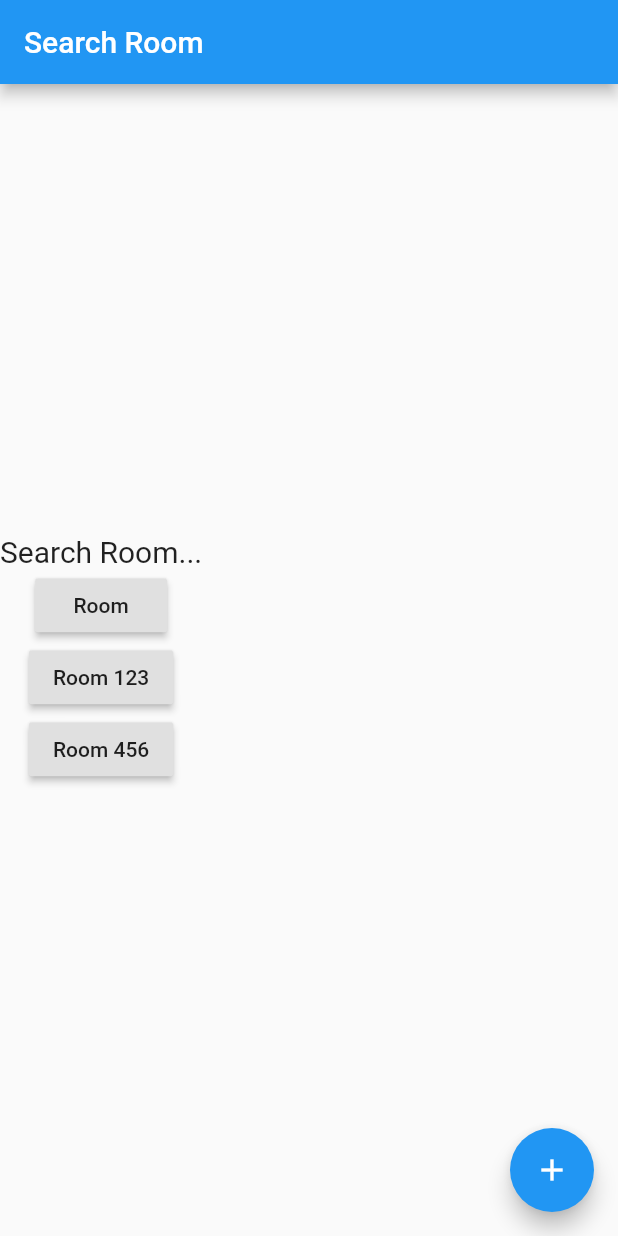
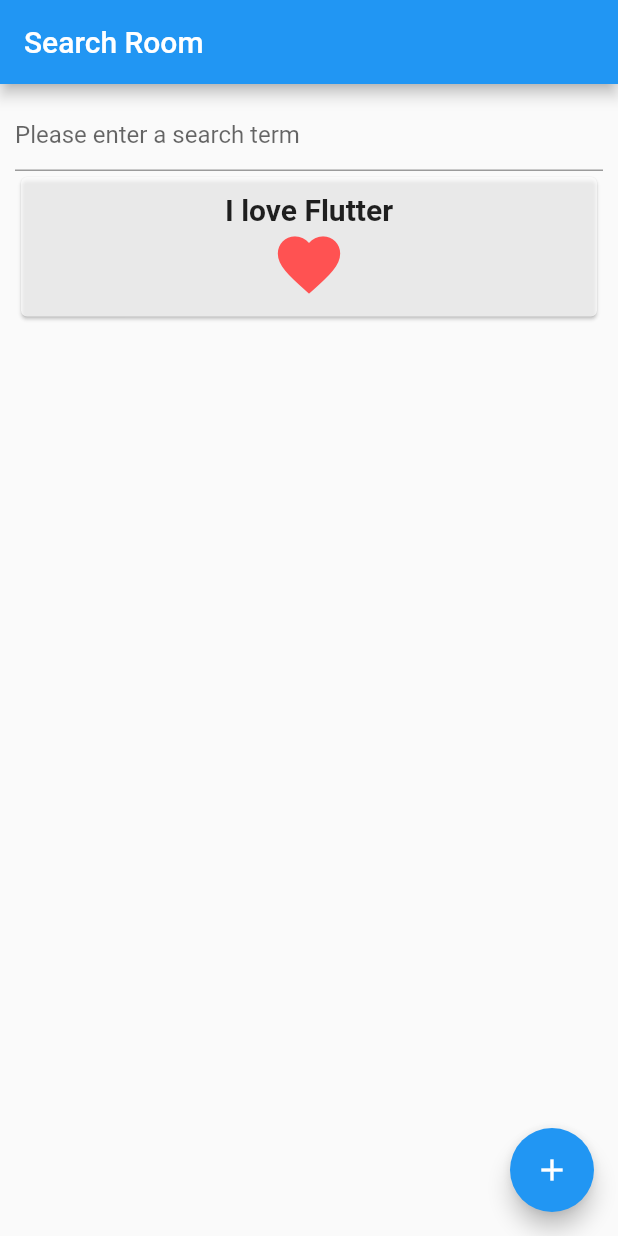
Before and after one commit to Murmelmunz/mop_frontend, a Flutter app: the screen it shows after launch, on a phone screen of 412 x 824 dp. Run offline on Flutter 3.47's test engine with Material 2 defaults, Android fonts, the phone set to English and light mode, and no system bars.

Commit message:
added first card and search bar

```diff
--- a/lib/screens/search_room.dart
+++ b/lib/screens/search_room.dart
@@ -11,34 +11,34 @@
         backgroundColor: Colors.blue,
       ),
 
-      body: Column(
-        mainAxisAlignment: MainAxisAlignment.center,
-        children: <Widget>[
-          Text(
-            "Search Room...",
-            style: new TextStyle(fontSize: 20.0),
-            textAlign: TextAlign.center,
-          ),
-          RaisedButton(
-            onPressed: () {
-              Navigator.of(context).pushNamed('/room');
-            },
-            child: Text('Room'),
-          ),
-          RaisedButton(
-            onPressed: () {
-              Navigator.of(context).pushNamed('/room', arguments: 123);
-            },
-            child: Text('Room 123'),
-          ),
-          RaisedButton(
-            onPressed: () {
-              Navigator.of(context).pushNamed('/room', arguments: 456);
-            },
-            child: Text('Room 456'),
-          ),
-        ],
-      ),
+      body: new Container(
+          padding: new EdgeInsets.all(10.0),
+          child: new Column(
+          crossAxisAlignment: CrossAxisAlignment.stretch,
+            children: <Widget> [
+              TextField(
+                  decoration: InputDecoration(
+                      hintText: 'Please enter a search term'
+                  ),
+              ),
+              new Card(
+                color: Colors.white70,
+                child: new Container(
+                  padding: new EdgeInsets.all(10.0),
+                  child: new Column(
+                    mainAxisAlignment: MainAxisAlignment.spaceBetween,
+                    crossAxisAlignment: CrossAxisAlignment.center,
+                      children: <Widget> [ //Padding between these please
+                      new Text("I love Flutter", style: new TextStyle(fontSize: 20.0, fontWeight: FontWeight.bold)),
+                      new Icon(Icons.favorite, color: Colors.redAccent, size: 50.0)
+              ]
+          )
+    )
+    )
+    ]
+    )
+    ),
+
 
       floatingActionButton: FloatingActionButton(
         onPressed: () {
```
